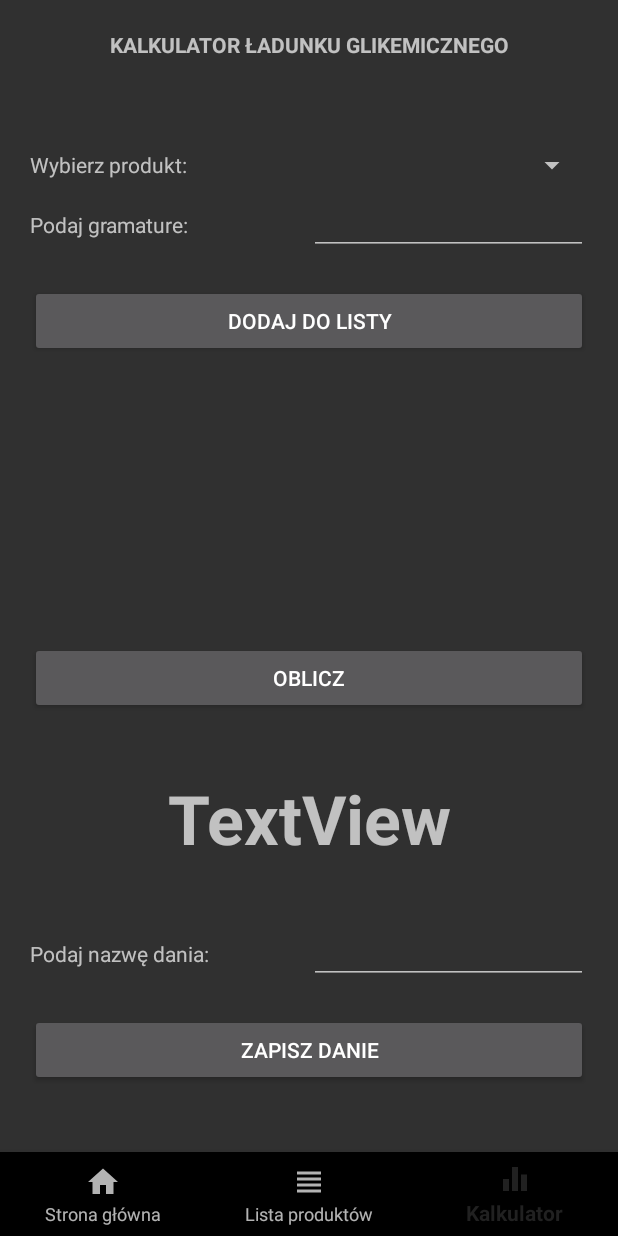
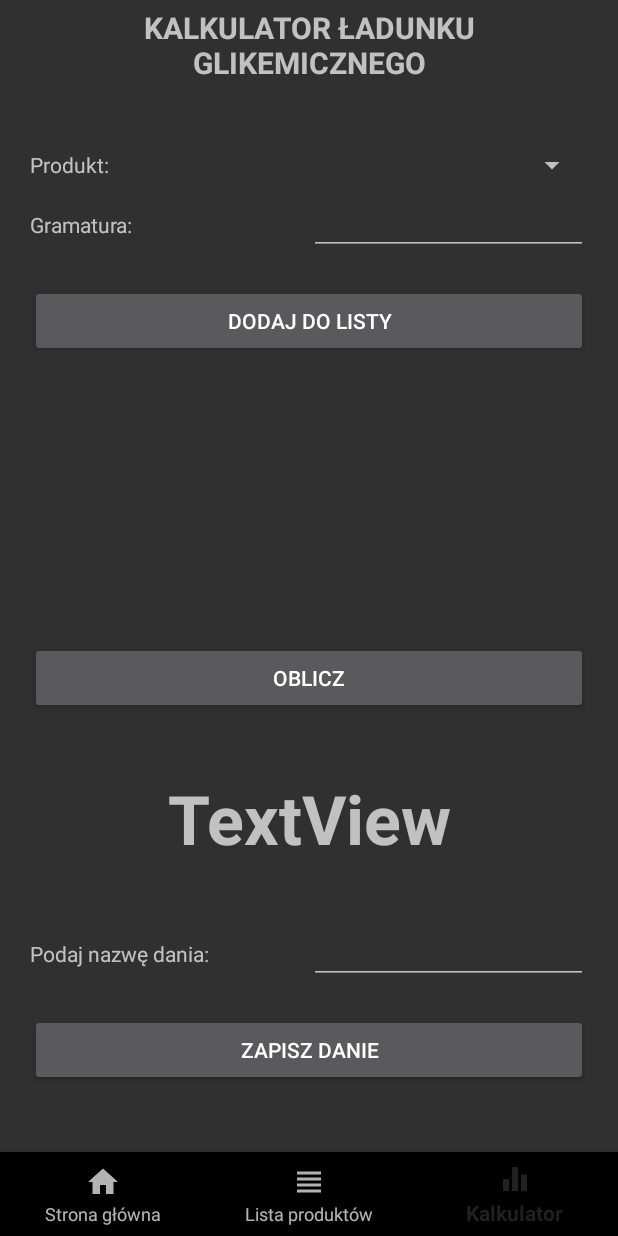
Before and after one commit to awochniak/mobileProgramming, an Android app: the screen it shows after launch (MainActivity), item 3 of the bottom bar chosen, on a phone screen of 412 x 824 dp. Run offline under Robolectric (Android 15) with nearby library versions, the phone set to English and light mode, and no system bars; our stand-ins replace Firebase (no records; nobody signed in at launch, a user with empty details on screens opened directly), Picasso; pictures from the network do not load.

```diff
--- a/app/src/main/AndroidManifest.xml
+++ b/app/src/main/AndroidManifest.xml
@@ -6,6 +6,7 @@
     <uses-permission android:name="android.permission.ACCESS_NETWORK_STATE" />
 
     <application
+        android:windowSoftInputMode="adjustPan"
         android:allowBackup="true"
         android:icon="@mipmap/ic_launcher"
         android:label="@string/app_name"
@@ -19,7 +20,7 @@
                 <category android:name="android.intent.category.LAUNCHER" />
             </intent-filter>
         </activity>
-        <activity android:name=".ui.ProductInfo"/>
+        <activity android:name=".ui.activities.ProductInfo" />
     </application>
 
 </manifest>
--- a/app/src/main/java/com/example/mobileprogramming/MainActivity.java
+++ b/app/src/main/java/com/example/mobileprogramming/MainActivity.java
@@ -7,9 +7,9 @@ import androidx.fragment.app.Fragment;
 import android.os.Bundle;
 import android.view.MenuItem;
 
-import com.example.mobileprogramming.ui.AboutFragment;
-import com.example.mobileprogramming.ui.HomeFragment;
-import com.example.mobileprogramming.ui.ListFragment;
+import com.example.mobileprogramming.ui.fragments.AboutFragment;
+import com.example.mobileprogramming.ui.fragments.HomeFragment;
+import com.example.mobileprogramming.ui.fragments.ListFragment;
 import com.google.android.material.bottomnavigation.BottomNavigationView;
 
 public class MainActivity extends AppCompatActivity {
--- /dev/null
+++ b/app/src/main/java/com/example/mobileprogramming/infrastructure/IngredientAdapter.java
@@ -0,0 +1,51 @@
+package com.example.mobileprogramming.infrastructure;
+
+import android.content.Context;
+import android.view.LayoutInflater;
+import android.view.View;
+import android.view.ViewGroup;
+import android.widget.ArrayAdapter;
+import android.widget.ImageView;
+import android.widget.TextView;
+
+import com.example.mobileprogramming.R;
+import com.example.mobileprogramming.model.Ingredient;
+import com.squareup.picasso.Picasso;
+
+import java.util.List;
+
+import androidx.annotation.NonNull;
+
+public class IngredientAdapter extends ArrayAdapter<Ingredient> {
+
+    private Context context;
+    int resource;
+
+    public IngredientAdapter(Context context, int resource, List<Ingredient> objects) {
+        super(context, resource, objects);
+        this.context = context;
+        this.resource = resource;
+    }
+
+    @NonNull
+    @Override
+    public View getView(int position, View convertView, ViewGroup parent) {
+
+        String name = getItem(position).getName();
+        double weight = getItem(position).getWeight();
+        String imgUrl = getItem(position).getImgUrl();
+
+        LayoutInflater inflater = LayoutInflater.from(context);
+        convertView = inflater.inflate(resource, parent, false);
+
+        TextView title = convertView.findViewById(R.id.ingrTitle);
+        TextView weightOfProduct = convertView.findViewById(R.id.ingrWeight);
+        ImageView imageView = convertView.findViewById(R.id.ingrImg);
+
+        title.setText(name);
+        weightOfProduct.setText(String.valueOf(weight));
+        Picasso.get().load(imgUrl).into(imageView);
+
+        return convertView;
+    }
+}
--- a/app/src/main/java/com/example/mobileprogramming/service/DBHelper.java
+++ b/app/src/main/java/com/example/mobileprogramming/service/DBHelper.java
@@ -15,6 +15,7 @@ import androidx.annotation.NonNull;
 
 public class DBHelper {
     public void getProducts(FirebaseDBCallback callback){
+        System.out.println("weszło");
         FirebaseDatabase database = FirebaseDatabase.getInstance();
         DatabaseReference ref = database.getReference(Config.PRODUCTS_COLLECTION_NAME);
 
--- /dev/null
+++ b/app/src/main/java/com/example/mobileprogramming/ui/fragments/AboutFragment.java
@@ -0,0 +1,118 @@
+package com.example.mobileprogramming.ui.fragments;
+
+import android.content.Intent;
+import android.graphics.Rect;
+import android.os.Bundle;
+import android.util.DisplayMetrics;
+import android.view.LayoutInflater;
+import android.view.View;
+import android.view.ViewGroup;
+import android.view.ViewTreeObserver;
+import android.view.inputmethod.EditorInfo;
+import android.widget.ArrayAdapter;
+import android.widget.Button;
+import android.widget.EditText;
+import android.widget.ListView;
+import android.widget.Spinner;
+import android.widget.TextView;
+
+import com.example.mobileprogramming.R;
+import com.example.mobileprogramming.infrastructure.IngredientAdapter;
+import com.example.mobileprogramming.model.Ingredient;
+import com.example.mobileprogramming.model.Product;
+import com.example.mobileprogramming.service.DBHelper;
+import com.google.android.material.bottomnavigation.BottomNavigationView;
+
+
+import java.util.ArrayList;
+import java.util.List;
+
+import androidx.fragment.app.Fragment;
+
+public class AboutFragment extends Fragment {
+
+    private DBHelper dbHelper = new DBHelper();
+    private List<Product> products = new ArrayList<>();
+    private List<Ingredient> ingredients = new ArrayList<>();
+    private List<String> spinnerArray = new ArrayList<>();
+    private IngredientAdapter adapter;
+    private ArrayAdapter<String> spinnerAdapter;
+
+    @Override
+    public View onCreateView(LayoutInflater inflater, ViewGroup container, Bundle savedInstanceState) {
+        return inflater.inflate(R.layout.calc_fragment, container, false);
+    }
+
+    @Override
+    public void onViewCreated(View view, Bundle savedInstanceState) {
+        super.onViewCreated(view, savedInstanceState);
+
+        BottomNavigationView navBar = getActivity().findViewById(R.id.bottom_navigation);
+
+        ListView listView = getActivity().findViewById(R.id.ingrListView);
+        EditText gram = getActivity().findViewById(R.id.weightValue);
+        EditText dishName = getActivity().findViewById(R.id.dishValue);
+        TextView title = getActivity().findViewById(R.id.dishName);
+        Button button = getActivity().findViewById(R.id.addButton);
+        Spinner spinner = getActivity().findViewById(R.id.spinnerValue);
+
+        hideNavbarWhenKeyboardAppear(navBar, gram);
+        bindElementWithListView(listView);
+        listenToButtonClick(gram, button);
+
+        dbHelper.getProducts(
+            products -> {
+                products.forEach(
+                    product -> {
+                        spinnerArray.add(product.getName());
+                        products.add(product);
+                    });
+                spinnerAdapter = new ArrayAdapter<String>(getContext(), android.R.layout.simple_spinner_item, spinnerArray);
+                spinnerAdapter.setDropDownViewResource(android.R.layout.simple_spinner_item);
+                spinner.setAdapter(spinnerAdapter);
+            }
+        );
+
+    }
+
+    private void hideNavbarWhenKeyboardAppear(BottomNavigationView navBar, EditText gram) {
+        gram.setImeOptions(EditorInfo.IME_ACTION_DONE);
+        gram.getViewTreeObserver().addOnGlobalLayoutListener(new ViewTreeObserver.OnGlobalLayoutListener() {
+            @Override
+            public void onGlobalLayout() {
+                if (keyboardShown(gram.getRootView())) {
+                    navBar.setVisibility(View.GONE);
+                } else {
+                    navBar.setVisibility(View.VISIBLE);
+                }
+            }
+        });
+    }
+
+    private void bindElementWithListView(ListView listView) {
+        adapter = new IngredientAdapter(getContext(), R.layout.ingredient, ingredients);
+        listView.setAdapter(adapter);
+    }
+
+    private void listenToButtonClick(EditText gram, Button button) {
+        button.setOnClickListener(v -> {
+            double weight = Double.parseDouble(gram.getText().toString());
+            Ingredient ingredient = new Ingredient(
+                    "dasd","dad" , weight
+            );
+            ingredients.add(ingredient);
+            adapter.notifyDataSetChanged();
+            gram.setText("");
+        });
+    }
+
+    private boolean keyboardShown(View rootView) {
+        final int softKeyboardHeight = 100;
+        Rect r = new Rect();
+        rootView.getWindowVisibleDisplayFrame(r);
+        DisplayMetrics dm = rootView.getResources().getDisplayMetrics();
+        int heightDiff = rootView.getBottom() - r.bottom;
+        return heightDiff > softKeyboardHeight * dm.density;
+    }
+
+}
--- /dev/null
+++ b/app/src/main/java/com/example/mobileprogramming/ui/fragments/HomeFragment.java
@@ -0,0 +1,42 @@
+package com.example.mobileprogramming.ui.fragments;
+
+import android.os.Bundle;
+import android.view.LayoutInflater;
+import android.view.View;
+import android.view.ViewGroup;
+
+import com.example.mobileprogramming.R;
+import com.example.mobileprogramming.config.Config;
+import com.example.mobileprogramming.model.Product;
+import com.google.firebase.database.DataSnapshot;
+import com.google.firebase.database.DatabaseError;
+import com.google.firebase.database.DatabaseReference;
+import com.google.firebase.database.FirebaseDatabase;
+import com.google.firebase.database.ValueEventListener;
+
+import java.util.ArrayList;
+import java.util.List;
+
+import androidx.annotation.NonNull;
+import androidx.annotation.Nullable;
+import androidx.fragment.app.Fragment;
+
+public class HomeFragment extends Fragment {
+    @Nullable
+    @Override
+    public View onCreateView(@NonNull LayoutInflater inflater, @Nullable ViewGroup container, @Nullable Bundle savedInstanceState) {
+
+/*
+
+        // kolekcja
+        DatabaseReference myRef = database.getReference();
+
+        dodawanie produktu
+        Product product = new Product("piwo", "napoje", 3.55, 0.2, 110, "https://twojbrowar.pl/2716-large_pp/polskie-jasne-zestaw-surowcow-na-piwo-domowe.jpg");
+
+        // dokument
+        myRef.child("piwo").setValue(product);*/
+
+        return inflater.inflate(R.layout.fragment_home,container, false);
+    }
+}
--- a/app/src/main/res/layout/calc_fragment.xml
+++ b/app/src/main/res/layout/calc_fragment.xml
@@ -1,10 +1,14 @@
 <?xml version="1.0" encoding="utf-8"?>
-<LinearLayout xmlns:android="http://schemas.android.com/apk/res/android"
+
+<ScrollView android:layout_height="match_parent" android:layout_width="match_parent"
+    xmlns:android="http://schemas.android.com/apk/res/android"
+    android:id="@+id/scrollView">
+
+    <LinearLayout
         android:orientation="vertical" android:layout_width="match_parent"
         android:layout_height="match_parent"
         android:layout_marginLeft="20dp"
         android:layout_marginRight="20dp"
-
         >
 
         <TextView
@@ -13,6 +17,7 @@
             android:layout_height="60dp"
             android:gravity="center"
             android:text="KALKULATOR ŁADUNKU GLIKEMICZNEGO"
+            android:textSize="20sp"
             android:textStyle="bold" />
 
         <Space
@@ -26,16 +31,18 @@
 
             <TextView
                 android:id="@+id/spinnerLabel"
-            android:layout_width="193dp"
+                android:layout_width="match_parent"
                 android:layout_height="match_parent"
                 android:layout_weight="1"
                 android:gravity="center_vertical"
-            android:text="Wybierz produkt:" />
+                android:text="Produkt:" />
 
             <Spinner
-            android:id="@+id/spinner"
-            android:layout_width="200sp"
-            android:layout_height="match_parent" />
+                android:id="@+id/spinnerValue"
+                android:layout_width="match_parent"
+                android:layout_height="match_parent"
+                android:layout_weight="1" />
+
         </LinearLayout>
 
         <LinearLayout
@@ -49,10 +56,12 @@
                 android:layout_height="match_parent"
                 android:layout_weight="1"
                 android:gravity="center_vertical"
-            android:text="Podaj gramature:" />
+                android:text="Gramatura:" />
 
             <EditText
-            android:id="@+id/editText2"
+                android:focusable="true"
+                android:focusableInTouchMode ="true"
+                android:id="@+id/weightValue"
                 android:layout_width="match_parent"
                 android:layout_height="match_parent"
                 android:layout_weight="1"
@@ -76,6 +85,7 @@
             android:layout_height="20sp" />
 
         <ListView
+            android:id="@+id/ingrListView"
             android:layout_width="match_parent"
             android:layout_height="150sp">
 
@@ -122,7 +132,9 @@
                 android:text="Podaj nazwę dania:" />
 
             <EditText
-            android:id="@+id/editText"
+                android:focusable="true"
+                android:focusableInTouchMode ="true"
+                android:id="@+id/dishValue"
                 android:layout_width="match_parent"
                 android:layout_height="match_parent"
                 android:layout_weight="1"
@@ -141,3 +153,4 @@
             android:text="Zapisz danie" />
 
     </LinearLayout>
+</ScrollView>
```
Also changed, not shown: app/src/main/java/com/example/mobileprogramming/model/Ingredient.java (added, +38 -0 lines), app/src/main/java/com/example/mobileprogramming/ui/activities/ProductInfo.java (added, +61 -0 lines), app/src/main/java/com/example/mobileprogramming/ui/fragments/ListFragment.java (added, +46 -0 lines), app/src/main/res/layout/ingredient.xml (added, +34 -0 lines). Lines whose indentation alone changed are shown as unchanged.
